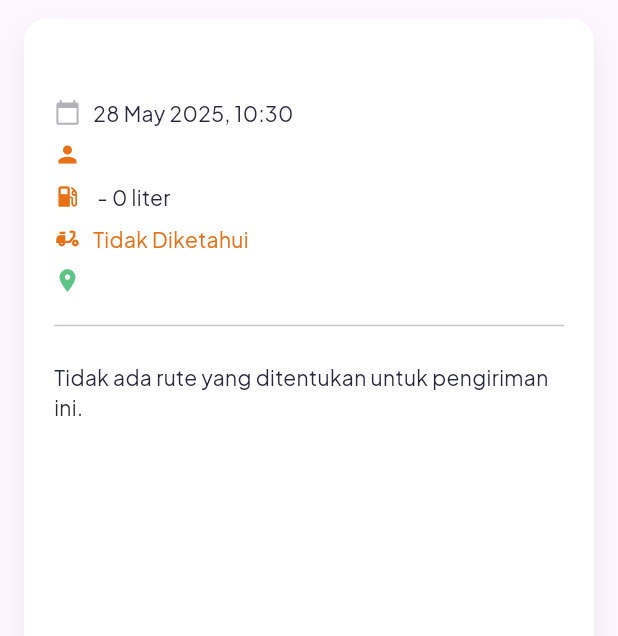
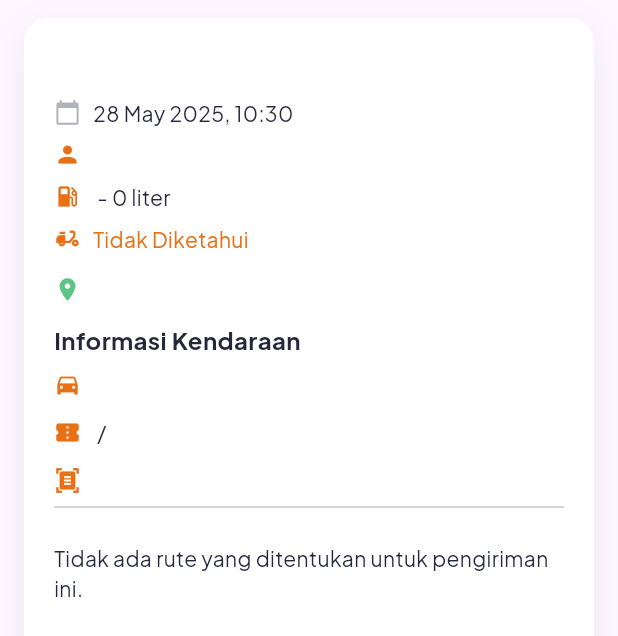
Before and after one commit to ahmdsk/TruckTrack, a Flutter app: the CardJadwalPengirimanDriver widget shown alone on an empty page, opened directly with empty values, on a phone screen of 412 x 824 dp. Shown: the top 636 px of the screen. Run offline on Flutter 3.47's test engine with Material 3 defaults, Android fonts, the phone set to English and light mode, and no system bars; our stand-ins replace dio, flutter_feather_icons, get, get_it, google_fonts, shared_preferences and 1 more; missing offline and left inert: mapbox_maps_flutter; accounts and stored records are empty; network calls fail.

Commit message:
feat: remove kapasitasTangki from Kendaraan model; enhance CardJadwalPengirimanDriver view to display vehicle information including noSegelAtas, noSegelBawah, and noSuratJalan

```diff
--- a/lib/app/models/kendaraan.dart
+++ b/lib/app/models/kendaraan.dart
@@ -6,7 +6,6 @@ class Kendaraan {
     required this.idDriver,
     required this.noPolisi,
     required this.jenisKendaraan,
-    required this.kapasitasTangki,
     required this.createdAt,
     required this.updatedAt,
     required this.driver,
@@ -19,7 +18,6 @@ class Kendaraan {
   final int idDriver;
   final String noPolisi;
   final String jenisKendaraan;
-  final String kapasitasTangki;
   final DateTime? createdAt;
   final dynamic updatedAt;
   final User? driver;
@@ -33,7 +31,6 @@ class Kendaraan {
       idDriver: json["id_driver"] ?? 0,
       noPolisi: json["no_polisi"] ?? "",
       jenisKendaraan: json["jenis_kendaraan"] ?? "",
-      kapasitasTangki: json["kapasitas_tangki"] ?? "",
       createdAt: DateTime.tryParse(json["created_at"] ?? ""),
       updatedAt: json["updated_at"],
       driver: json["driver"] == null ? null : User.fromJson(json["driver"]),
--- a/lib/app/modules/jadwal_driver/views/jadwal_driver_view.dart
+++ b/lib/app/modules/jadwal_driver/views/jadwal_driver_view.dart
@@ -153,7 +153,7 @@ class CardJadwalPengirimanDriver extends StatelessWidget {
               ),
             ],
           ),
-          const SizedBox(height: 8),
+          const SizedBox(height: 14),
 
           // Alamat Pengiriman
           Row(
@@ -163,12 +163,78 @@ class CardJadwalPengirimanDriver extends StatelessWidget {
               Expanded(
                 child: Text(
                   jadwalPengiriman.alamatPengiriman,
-                  style: Themes.bodyStyle.copyWith(fontSize: 14),
+                  style: Themes.bodyStyle.copyWith(
+                    fontSize: 14,
+                    overflow: TextOverflow.fade,
+                  ),
                 ),
               ),
             ],
           ),
           const SizedBox(height: 12),
+
+          Text(
+            'Informasi Kendaraan',
+            style: Themes.titleStyle.copyWith(
+              fontSize: 16,
+              fontWeight: FontWeight.bold,
+            ),
+          ),
+          const SizedBox(height: 8),
+
+          // Kendaraan
+          Row(
+            children: [
+              Icon(Icons.directions_car, size: 18, color: Themes.primaryColor),
+              const SizedBox(width: 8),
+              Expanded(
+                child: Text(
+                  jadwalPengiriman.kendaraan?.jenisKendaraan ??
+                      'Tidak ada kendaraan yang ditentukan',
+                  style: Themes.bodyStyle.copyWith(
+                    fontSize: 14,
+                    overflow: TextOverflow.fade,
+                  ),
+                ),
+              ),
+            ],
+          ),
+          const SizedBox(height: 12),
+
+          // No Segel Atas - Bawah
+          Row(
+            children: [
+              Icon(Icons.confirmation_number, size: 18, color: Themes.primaryColor),
+              const SizedBox(width: 8),
+              Expanded(
+                child: Text(
+                  '${jadwalPengiriman.kendaraan?.noSegelAtas} / ${jadwalPengiriman.kendaraan?.noSegelBawah}',
+                  style: Themes.bodyStyle.copyWith(
+                    fontSize: 14,
+                    overflow: TextOverflow.fade,
+                  ),
+                ),
+              ),
+            ],
+          ),
+          const SizedBox(height: 12),
+
+          // No Surat Jalan
+          Row(
+            children: [
+              Icon(Icons.document_scanner, size: 18, color: Themes.primaryColor),
+              const SizedBox(width: 8),
+              Expanded(
+                child: Text(
+                  jadwalPengiriman.kendaraan?.noSuratJalan ?? 'Tidak ada surat jalan',
+                  style: Themes.bodyStyle.copyWith(
+                    fontSize: 14,
+                    overflow: TextOverflow.fade,
+                  ),
+                ),
+              ),
+            ],
+          ),
 
           const Divider(),
 
```
